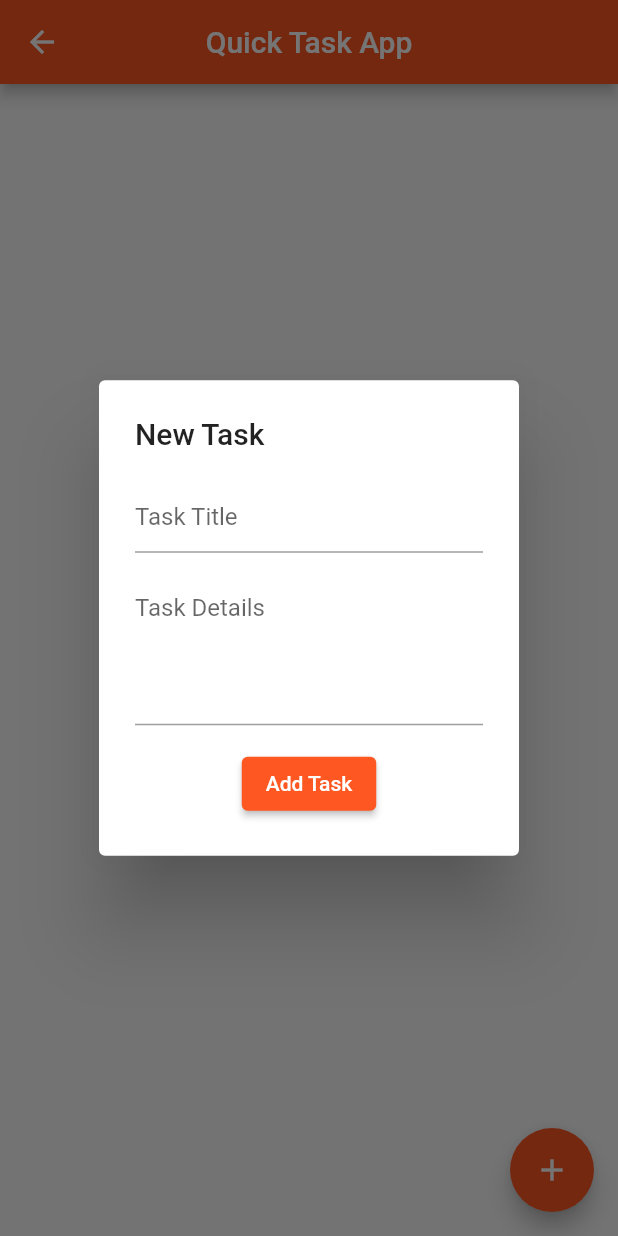
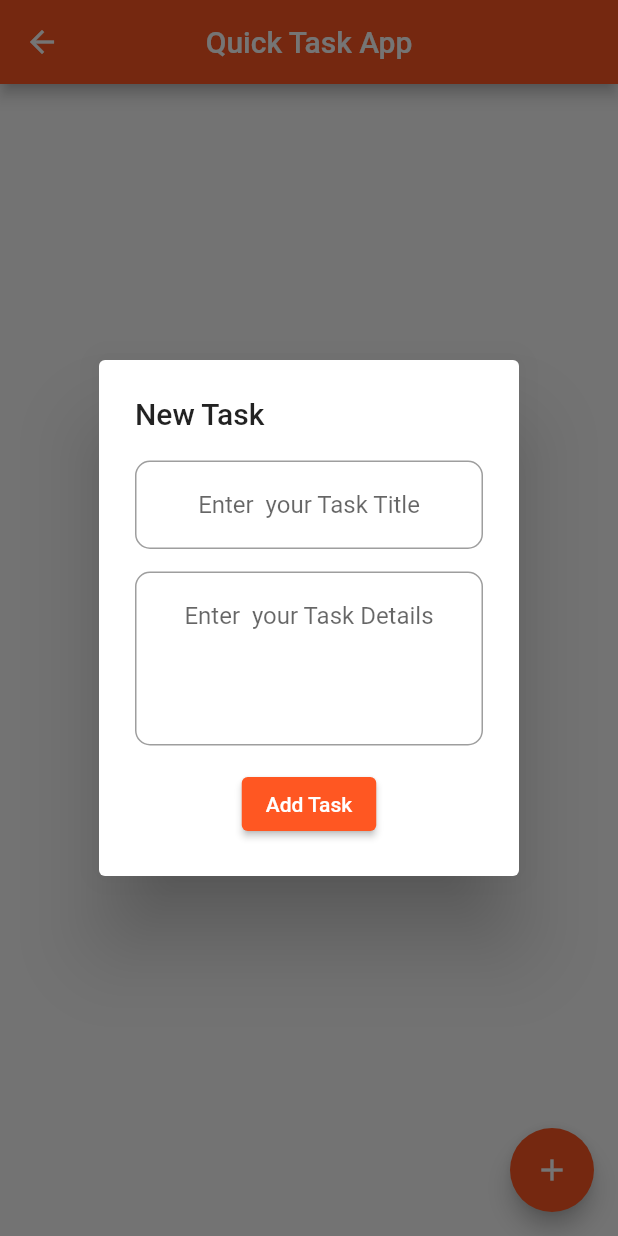
Before and after one commit to ScribbleRiyad/local_database_testing_hive, a Flutter app: the ReadScreen screen opened directly, after a tap on the "add" icon, on a phone screen of 412 x 824 dp. Run offline on Flutter 3.47's test engine with Material 2 defaults, Android fonts, the light colour scheme and no system bars; our stand-ins replace hive, hive_flutter; accounts and stored records are empty.

Commit message:
working on hive

```diff
--- a/lib/read_screen.dart
+++ b/lib/read_screen.dart
@@ -113,16 +113,28 @@ class _ReadScreenState extends State<ReadScreen> {
               mainAxisSize: MainAxisSize.min,
               children: [
                 TextFormField(
+                  textAlign: TextAlign.center,
                   controller: taskController,
-                  decoration: const InputDecoration(hintText: 'Task Title'),
+                  decoration: const InputDecoration(
+                    border: OutlineInputBorder(
+                      borderRadius: BorderRadius.all(Radius.circular(10.0)),
+                    ),
+                    hintText: 'Enter  your Task Title',
+                  ),
                 ),
                 const SizedBox(
                   height: 15,
                 ),
                 TextFormField(
+                  textAlign: TextAlign.center,
                   maxLines: 4,
                   controller: taskDetailsController,
-                  decoration: const InputDecoration(hintText: 'Task Details'),
+                  decoration: const InputDecoration(
+                    border: OutlineInputBorder(
+                      borderRadius: BorderRadius.all(Radius.circular(10.0)),
+                    ),
+                    hintText: 'Enter  your Task Details',
+                  ),
                 ),
                 const SizedBox(
                   height: 15,
```
